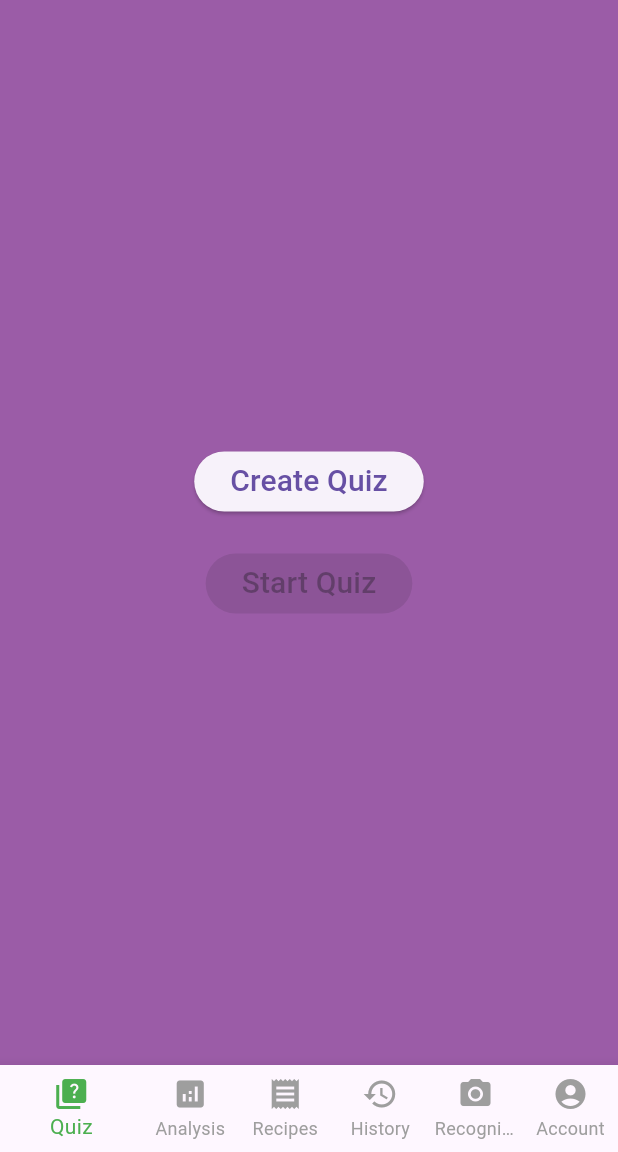
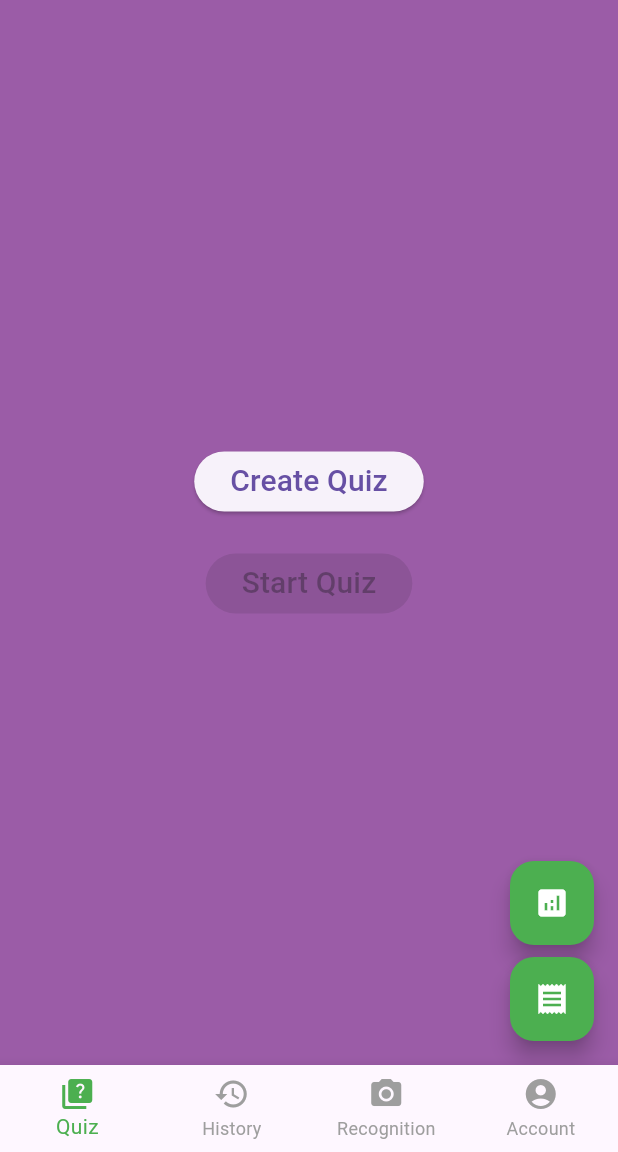
Before and after one commit to adityokhori/Mobile-APP-recognition-recipes, a Flutter app: the BottomNavigation screen opened directly, on a phone screen of 412 x 824 dp, the part 84-1236 px from its top. Run offline on Flutter 3.47's test engine with Material 3 defaults, Android fonts, the phone set to English and light mode, and no system bars; our stand-ins replace cloud_firestore, dotted_border, firebase_auth, firebase_core, firebase_storage, fluttertoast and 4 more; missing offline and left inert: tflite; accounts and stored records are empty; Roboto replaces fonts that are missing (SalmaproMedium-yw9ad).

Commit message:
pindahin 2 tombol jadi floatting

```diff
--- a/lib/EdamamRecipes.dart
+++ b/lib/EdamamRecipes.dart
@@ -157,6 +157,9 @@ class _EdamamRecipesState extends State<EdamamRecipes> {
   @override
   Widget build(BuildContext context) {
     return Scaffold(
+      appBar: AppBar(
+        title: Text('Book Recipes'),
+      ),
       body: Column(
         children: [
           Padding(
--- a/lib/open_bottom.dart
+++ b/lib/open_bottom.dart
@@ -37,15 +37,11 @@ class _BottomNavigationState extends State<BottomNavigation> {
   Widget build(BuildContext context) {
     Widget body = _selectedIndex == 0
         ? QuizPage()
-        : _selectedIndex == 1
-            ? NutritionAnalysisPage()
-            : _selectedIndex == 2
-                ? EdamamRecipes()
-                : _selectedIndex == 3
-                    ? HistoryPage()
-                    : _selectedIndex == 4
-                        ? Recognition()
-                        : MyAccount();
+          : _selectedIndex == 1
+            ? HistoryPage()
+              : _selectedIndex == 2
+                ? Recognition()
+                  : MyAccount();
 
     return Scaffold(
       appBar: AppBar(
@@ -66,7 +62,41 @@ class _BottomNavigationState extends State<BottomNavigation> {
           IconButton(onPressed: () {}, icon: Icon(Icons.notifications)),
         ],
       ),
-      body: body,
+      body: Stack(
+        children: [
+          body,
+          Positioned(
+            bottom: 80,
+            right: 16,
+            child: FloatingActionButton(
+              heroTag: 'buttonAnalysis',
+              onPressed: () {
+                Navigator.push(
+                  context,
+                  MaterialPageRoute(builder: (context) => NutritionAnalysisPage()),
+                );
+              },
+              child: Icon(Icons.analytics, color: Colors.white,),
+              backgroundColor: Colors.green,
+            ),
+          ),
+          Positioned(
+            bottom: 16,
+            right: 16,
+            child: FloatingActionButton(
+              heroTag: 'buttonRecipes',
+              onPressed: () {
+                Navigator.push(
+                  context,
+                  MaterialPageRoute(builder: (context) => EdamamRecipes()),
+                );
+              },
+              child: Icon(Icons.receipt, color: Colors.white,),
+              backgroundColor: Colors.green,
+            ),
+          ),
+        ],
+      ),
       bottomNavigationBar: MyBottomNavigationBar(
         selectedIndex: _selectedIndex,
         onItemTapped: _onItemTapped,
@@ -96,14 +126,6 @@ class _MyBottomNavigationBarState extends State<MyBottomNavigationBar> {
           label: 'Quiz',
         ),
         BottomNavigationBarItem(
-          icon: Icon(Icons.analytics),
-          label: 'Analysis',
-        ),
-        BottomNavigationBarItem(
-          icon: Icon(Icons.receipt),
-          label: 'Recipes',
-        ),
-        BottomNavigationBarItem(
           icon: Icon(Icons.history),
           label: 'History',
         ),
@@ -122,6 +144,7 @@ class _MyBottomNavigationBarState extends State<MyBottomNavigationBar> {
       showUnselectedLabels: true,
       unselectedItemColor: Colors.grey,
       onTap: widget.onItemTapped,
+      type: BottomNavigationBarType.fixed,
     );
   }
 }
```
Also changed, not shown: lib/account_info.dart (+4 -7 lines), lib/quiz.dart (+3 -4 lines), lib/question_models.dart (deleted), 5 other files.
